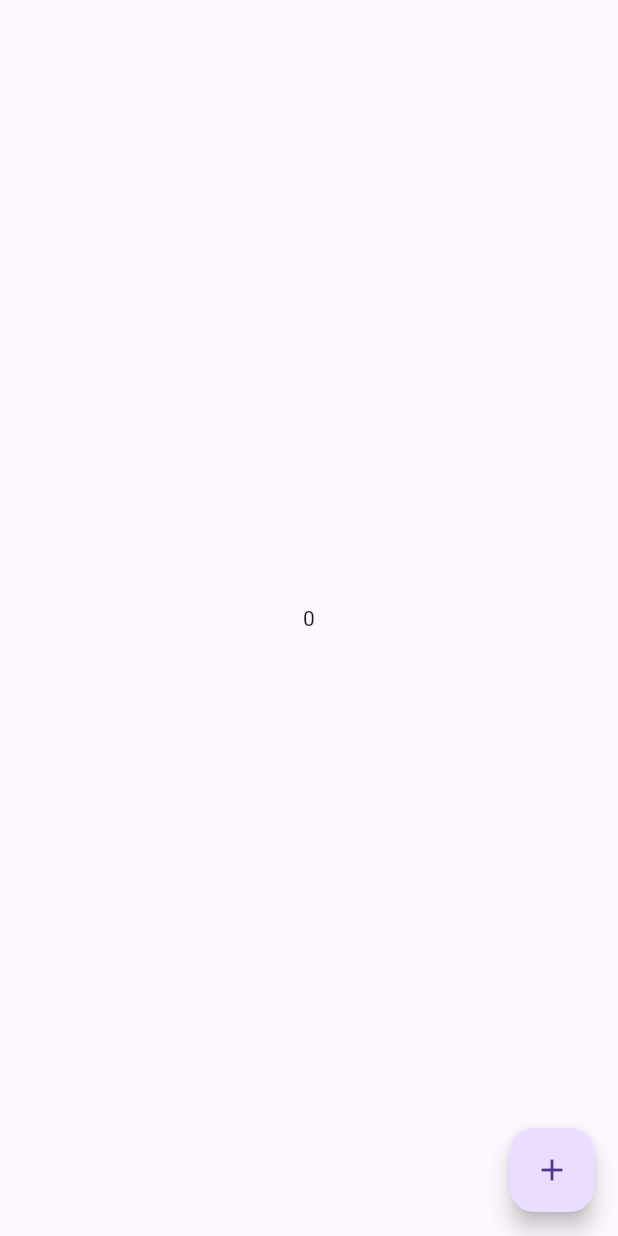
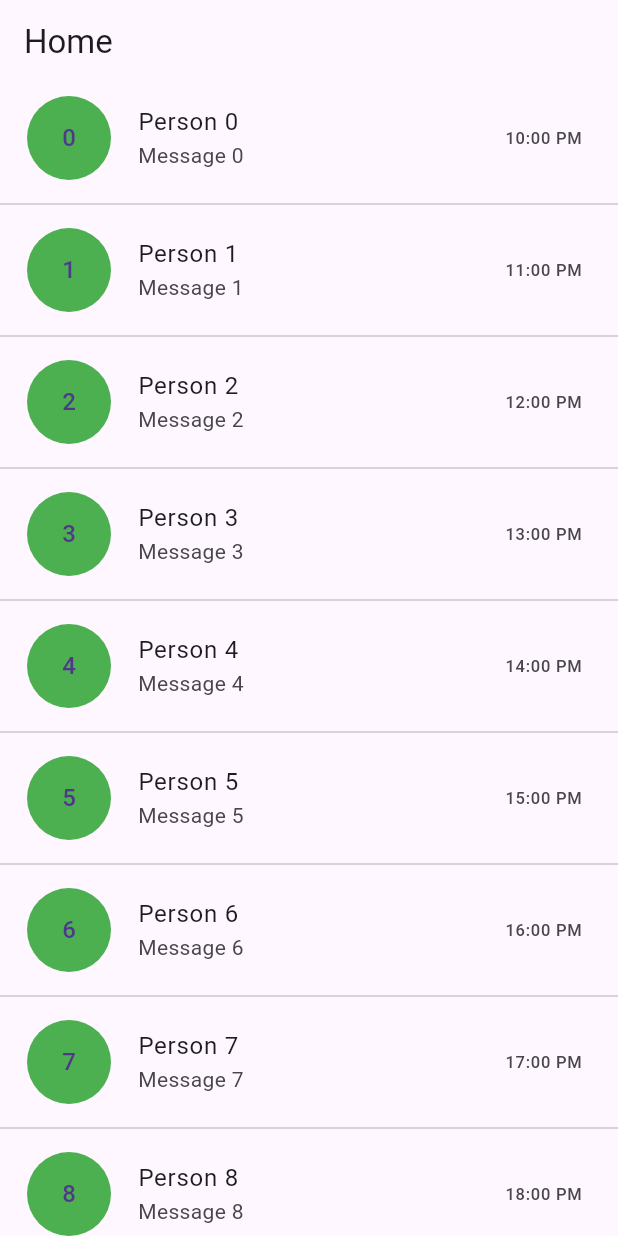
Before and after one commit to aakash414/Flutter_demo, a Flutter app: the screen it shows after launch, on a phone screen of 412 x 824 dp. Run offline on Flutter 3.47's test engine with Material 3 defaults, Android fonts, the light colour scheme and no system bars.

Commit message:
ListView, Builder, Separated

```diff
--- a/lib/screen_home.dart
+++ b/lib/screen_home.dart
@@ -13,18 +13,28 @@ class _ScreenHomeState extends State<ScreenHome> {
   @override
   Widget build(BuildContext context) {
     return Scaffold(
-      body: Center(
-        child: Text(_counter.toString()),
-      ),
-      floatingActionButton: FloatingActionButton(
-        onPressed: () {
-          print(_counter);
-          setState(() {
-            _counter++;
-          });
-        },
-        child: Icon(Icons.add),
-      ),
-    );
+        appBar: AppBar(
+          title: const Text('Home'),
+        ),
+        body: SafeArea(
+          child: ListView.separated(
+            itemBuilder: (ctx, index) {
+              return ListTile(
+                title: Text('Person $index'),
+                subtitle: Text('Message $index'),
+                leading: CircleAvatar(
+                  radius: 30,
+                  backgroundColor: Colors.green,
+                  child: Text('$index'),
+                ),
+                trailing: Text('1$index:00 PM'),
+              );
+            },
+            separatorBuilder: (ctx, index) {
+              return Divider();
+            },
+            itemCount: 50,
+          ),
+        ));
   }
 }
```
